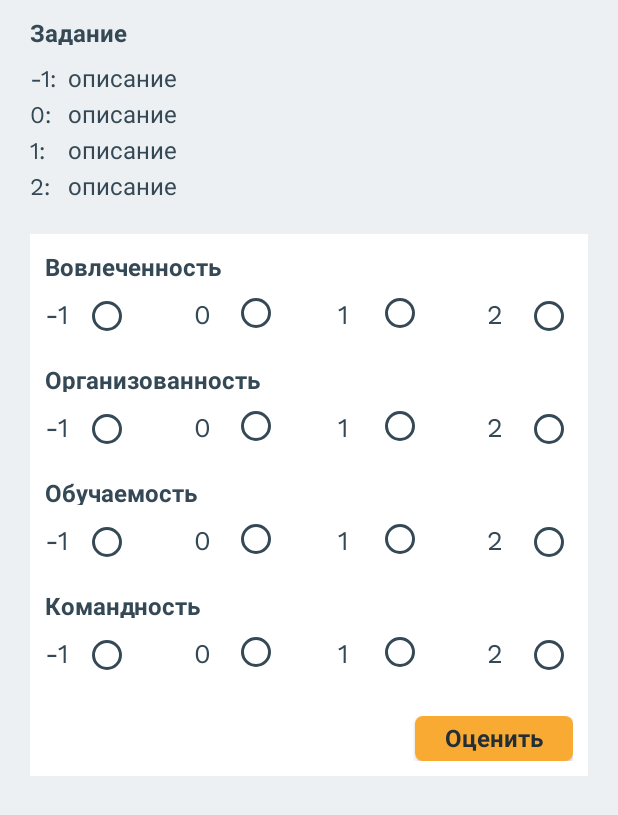
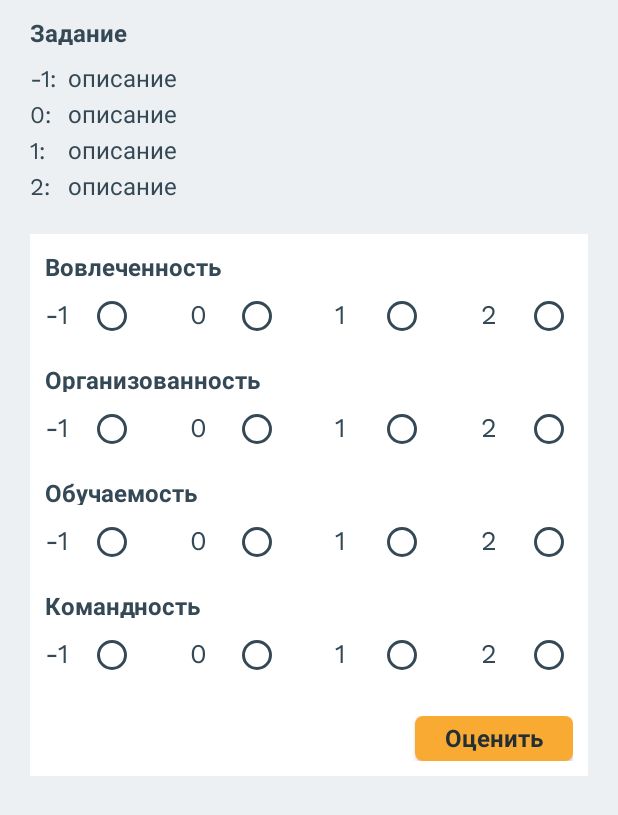
Before and after one commit to kn-n/traineeratingg, an Android app: the layout fragment_evaluate.xml on its own in the app's theme, with its tools: preview values and no code run, on a phone screen of 412 x 824 dp. Shown: the top 815 px of the screen. Run offline under Robolectric (Android 15) with nearby library versions, the phone set to English and light mode, and no system bars.

Commit message:
evaluate

```diff
--- /dev/null
+++ b/app/src/main/java/com/example/traineeratingg/EvaluateFragment.kt
@@ -0,0 +1,24 @@
+package com.example.traineeratingg
+
+import android.os.Bundle
+import android.view.LayoutInflater
+import android.view.View
+import android.view.ViewGroup
+import android.widget.TextView
+import androidx.fragment.app.Fragment
+
+class EvaluateFragment(val taskName: String): Fragment() {
+    override fun onCreateView(
+            inflater: LayoutInflater, container: ViewGroup?,
+            savedInstanceState: Bundle?
+    ): View? {
+        // Inflate the layout for this fragment
+        return inflater.inflate(R.layout.fragment_evaluate, container, false)
+    }
+
+    override fun onResume() {
+        super.onResume()
+        val task = view?.findViewById<TextView>(R.id.task)
+        task!!.text = taskName
+    }
+}
--- a/app/src/main/java/com/example/traineeratingg/UserAnalyticFragment.kt
+++ b/app/src/main/java/com/example/traineeratingg/UserAnalyticFragment.kt
@@ -71,6 +71,9 @@ class UserAnalyticFragment: Fragment() {
                                         val marks = it.getValue(String::class.java)
                                         if (marks.isNullOrEmpty()){
                                             holder.evaluate!!.visibility = View.VISIBLE
+                                            holder.evaluate.setOnClickListener {
+                                                replaceFragment(EvaluateFragment(tasks[position]))
+                                            }
                                         } else{
                                             holder.evaluate!!.visibility = View.GONE
                                             val listMarks = split(marks)
--- a/app/src/main/java/com/example/traineeratingg/Utilits.kt
+++ b/app/src/main/java/com/example/traineeratingg/Utilits.kt
@@ -2,6 +2,7 @@ package com.example.traineeratingg
 
 import android.content.Context
 import android.widget.Toast
+import androidx.fragment.app.Fragment
 
 fun makeToast(context: Context, arg: String) {
     Toast.makeText(context, arg, Toast.LENGTH_LONG).show()
@@ -10,3 +11,13 @@ fun makeToast(context: Context, arg: String) {
 fun split(string: String): List<String>{
     return string.split(' ')
 }
+
+fun Fragment.replaceFragment(fragment: Fragment) {
+    /* Функция расширения для Fragment, позволяет устанавливать фрагменты */
+    this.fragmentManager?.beginTransaction()
+            ?.addToBackStack(null)
+            ?.replace(
+                    R.id.frame,
+                    fragment
+            )?.commit()
+}
--- a/app/src/main/res/layout/fragment_evaluate.xml
+++ b/app/src/main/res/layout/fragment_evaluate.xml
@@ -162,11 +162,13 @@
                 android:orientation="horizontal"
                 android:layout_marginTop="10dp">
                 <RadioGroup
+                    android:id="@+id/group_param1"
                     android:layout_weight="1"
                     android:layout_width="wrap_content"
                     android:layout_height="25dp"
                     android:orientation="horizontal">
                     <TextView
+                        android:layout_weight="1"
                         android:layout_width="25dp"
                         android:layout_height="25dp"
                         android:fontFamily="@font/work_sans"
@@ -174,20 +176,14 @@
                         android:textColor="@color/blue"
                         android:textSize="18sp"/>
                     <RadioButton
+                        android:layout_weight="10"
                         android:theme="@style/MyCheckBox"
                         android:id="@+id/param1mark1"
                         android:layout_width="wrap_content"
                         android:layout_height="25dp"
                         android:checked="false"/>
-                </RadioGroup>
-                <RadioGroup
-                    android:layout_weight="1"
-                    android:layout_width="wrap_content"
-                    android:layout_height="25dp"
-                    android:gravity="center"
-                    android:layout_marginEnd="5dp"
-                    android:orientation="horizontal">
                     <TextView
+                        android:layout_weight="1"
                         android:layout_width="25dp"
                         android:layout_height="25dp"
                         android:fontFamily="@font/work_sans"
@@ -195,20 +191,14 @@
                         android:textColor="@color/blue"
                         android:textSize="18sp"/>
                     <RadioButton
+                        android:layout_weight="10"
                         android:theme="@style/MyCheckBox"
                         android:id="@+id/param1mark2"
                         android:layout_width="wrap_content"
                         android:layout_height="25dp"
                         android:checked="false"/>
-                </RadioGroup>
-                <RadioGroup
-                    android:layout_weight="1"
-                    android:layout_width="wrap_content"
-                    android:layout_height="25dp"
-                    android:gravity="center"
-                    android:layout_marginStart="5dp"
-                    android:orientation="horizontal">
                     <TextView
+                        android:layout_weight="1"
                         android:layout_width="25dp"
                         android:layout_height="25dp"
                         android:fontFamily="@font/work_sans"
@@ -216,19 +206,14 @@
                         android:textColor="@color/blue"
                         android:textSize="18sp"/>
                     <RadioButton
+                        android:layout_weight="10"
                         android:theme="@style/MyCheckBox"
                         android:id="@+id/param1mark3"
                         android:layout_width="wrap_content"
                         android:layout_height="25dp"
                         android:checked="false"/>
-                </RadioGroup>
-                <RadioGroup
-                    android:layout_weight="1"
-                    android:layout_width="wrap_content"
-                    android:layout_height="25dp"
-                    android:gravity="end"
-                    android:orientation="horizontal">
                     <TextView
+                        android:layout_weight="1"
                         android:layout_width="25dp"
                         android:layout_height="25dp"
                         android:fontFamily="@font/work_sans"
@@ -251,6 +236,7 @@
             android:layout_margin="10dp"
             android:orientation="vertical">
             <TextView
+                android:layout_weight="1"
                 android:layout_width="wrap_content"
                 android:layout_height="20dp"
                 android:fontFamily="@font/work_sans_bold"
@@ -264,11 +250,13 @@
                 android:orientation="horizontal"
                 android:layout_marginTop="10dp">
                 <RadioGroup
+                    android:id="@+id/group_param2"
                     android:layout_weight="1"
                     android:layout_width="wrap_content"
                     android:layout_height="25dp"
                     android:orientation="horizontal">
                     <TextView
+                        android:layout_weight="1"
                         android:layout_width="25dp"
                         android:layout_height="25dp"
                         android:fontFamily="@font/work_sans"
@@ -276,20 +264,14 @@
                         android:textColor="@color/blue"
                         android:textSize="18sp"/>
                     <RadioButton
+                        android:layout_weight="10"
                         android:theme="@style/MyCheckBox"
                         android:id="@+id/param2mark1"
                         android:layout_width="wrap_content"
                         android:layout_height="25dp"
                         android:checked="false"/>
-                </RadioGroup>
-                <RadioGroup
-                    android:layout_weight="1"
-                    android:layout_width="wrap_content"
-                    android:layout_height="25dp"
-                    android:gravity="center"
-                    android:layout_marginEnd="5dp"
-                    android:orientation="horizontal">
                     <TextView
+                        android:layout_weight="1"
                         android:layout_width="25dp"
                         android:layout_height="25dp"
                         android:fontFamily="@font/work_sans"
@@ -297,20 +279,14 @@
                         android:textColor="@color/blue"
                         android:textSize="18sp"/>
                     <RadioButton
+                        android:layout_weight="10"
                         android:theme="@style/MyCheckBox"
                         android:id="@+id/param2mark2"
                         android:layout_width="wrap_content"
                         android:layout_height="25dp"
                         android:checked="false"/>
-                </RadioGroup>
-                <RadioGroup
-                    android:layout_weight="1"
-                    android:layout_width="wrap_content"
-                    android:layout_height="25dp"
-                    android:gravity="center"
-                    android:layout_marginStart="5dp"
-                    android:orientation="horizontal">
                     <TextView
+                        android:layout_weight="1"
                         android:layout_width="25dp"
                         android:layout_height="25dp"
                         android:fontFamily="@font/work_sans"
@@ -318,19 +294,14 @@
                         android:textColor="@color/blue"
                         android:textSize="18sp"/>
                     <RadioButton
+                        android:layout_weight="10"
                         android:theme="@style/MyCheckBox"
                         android:id="@+id/param2mark3"
                         android:layout_width="wrap_content"
                         android:layout_height="25dp"
                         android:checked="false"/>
-                </RadioGroup>
-                <RadioGroup
-                    android:layout_weight="1"
-                    android:layout_width="wrap_content"
-                    android:layout_height="25dp"
-                    android:gravity="end"
-                    android:orientation="horizontal">
                     <TextView
+                        android:layout_weight="1"
                         android:layout_width="25dp"
                         android:layout_height="25dp"
                         android:fontFamily="@font/work_sans"
@@ -366,11 +337,13 @@
                 android:orientation="horizontal"
                 android:layout_marginTop="10dp">
                 <RadioGroup
+                    android:id="@+id/group_param3"
                     android:layout_weight="1"
                     android:layout_width="wrap_content"
                     android:layout_height="25dp"
                     android:orientation="horizontal">
                     <TextView
+                        android:layout_weight="1"
                         android:layout_width="25dp"
                         android:layout_height="25dp"
                         android:fontFamily="@font/work_sans"
@@ -378,20 +351,14 @@
                         android:textColor="@color/blue"
                         android:textSize="18sp"/>
                     <RadioButton
+                        android:layout_weight="10"
                         android:theme="@style/MyCheckBox"
                         android:id="@+id/param3mark1"
                         android:layout_width="wrap_content"
                         android:layout_height="25dp"
                         android:checked="false"/>
-                </RadioGroup>
-                <RadioGroup
-                    android:layout_weight="1"
-                    android:layout_width="wrap_content"
-                    android:layout_height="25dp"
-                    android:gravity="center"
-                    android:layout_marginEnd="5dp"
-                    android:orientation="horizontal">
                     <TextView
+                        android:layout_weight="1"
                         android:layout_width="25dp"
                         android:layout_height="25dp"
                         android:fontFamily="@font/work_sans"
@@ -399,20 +366,14 @@
                         android:textColor="@color/blue"
                         android:textSize="18sp"/>
                     <RadioButton
+                        android:layout_weight="10"
                         android:theme="@style/MyCheckBox"
                         android:id="@+id/param3mark2"
                         android:layout_width="wrap_content"
                         android:layout_height="25dp"
                         android:checked="false"/>
-                </RadioGroup>
-                <RadioGroup
-                    android:layout_weight="1"
-                    android:layout_width="wrap_content"
-                    android:layout_height="25dp"
-                    android:gravity="center"
-                    android:layout_marginStart="5dp"
-                    android:orientation="horizontal">
                     <TextView
+                        android:layout_weight="1"
                         android:layout_width="25dp"
                         android:layout_height="25dp"
                         android:fontFamily="@font/work_sans"
@@ -420,19 +381,14 @@
                         android:textColor="@color/blue"
                         android:textSize="18sp"/>
                     <RadioButton
+                        android:layout_weight="10"
                         android:theme="@style/MyCheckBox"
                         android:id="@+id/param3mark3"
                         android:layout_width="wrap_content"
                         android:layout_height="25dp"
                         android:checked="false"/>
-                </RadioGroup>
-                <RadioGroup
-                    android:layout_weight="1"
-                    android:layout_width="wrap_content"
-                    android:layout_height="25dp"
-                    android:gravity="end"
-                    android:orientation="horizontal">
                     <TextView
+                        android:layout_weight="1"
                         android:layout_width="25dp"
                         android:layout_height="25dp"
                         android:fontFamily="@font/work_sans"
@@ -468,11 +424,13 @@
                 android:orientation="horizontal"
                 android:layout_marginTop="10dp">
                 <RadioGroup
+                    android:id="@+id/group_param4"
                     android:layout_weight="1"
                     android:layout_width="wrap_content"
                     android:layout_height="25dp"
                     android:orientation="horizontal">
                     <TextView
+                        android:layout_weight="1"
                         android:layout_width="25dp"
                         android:layout_height="25dp"
                         android:fontFamily="@font/work_sans"
@@ -480,20 +438,14 @@
                         android:textColor="@color/blue"
                         android:textSize="18sp"/>
                     <RadioButton
+                        android:layout_weight="10"
                         android:theme="@style/MyCheckBox"
                         android:id="@+id/param4mark1"
                         android:layout_width="wrap_content"
                         android:layout_height="25dp"
                         android:checked="false"/>
-                </RadioGroup>
-                <RadioGroup
-                    android:layout_weight="1"
-                    android:layout_width="wrap_content"
-                    android:layout_height="25dp"
-                    android:gravity="center"
-                    android:layout_marginEnd="5dp"
-                    android:orientation="horizontal">
                     <TextView
+                        android:layout_weight="1"
                         android:layout_width="25dp"
                         android:layout_height="25dp"
                         android:fontFamily="@font/work_sans"
@@ -501,20 +453,14 @@
                         android:textColor="@color/blue"
                         android:textSize="18sp"/>
                     <RadioButton
+                        android:layout_weight="10"
                         android:theme="@style/MyCheckBox"
                         android:id="@+id/param4mark2"
                         android:layout_width="wrap_content"
                         android:layout_height="25dp"
                         android:checked="false"/>
-                </RadioGroup>
-                <RadioGroup
-                    android:layout_weight="1"
-                    android:layout_width="wrap_content"
-                    android:layout_height="25dp"
-                    android:gravity="center"
-                    android:layout_marginStart="5dp"
-                    android:orientation="horizontal">
                     <TextView
+                        android:layout_weight="1"
                         android:layout_width="25dp"
                         android:layout_height="25dp"
                         android:fontFamily="@font/work_sans"
@@ -522,19 +468,14 @@
                         android:textColor="@color/blue"
                         android:textSize="18sp"/>
                     <RadioButton
+                        android:layout_weight="10"
                         android:theme="@style/MyCheckBox"
                         android:id="@+id/param4mark3"
                         android:layout_width="wrap_content"
                         android:layout_height="25dp"
                         android:checked="false"/>
-                </RadioGroup>
-                <RadioGroup
-                    android:layout_weight="1"
-                    android:layout_width="wrap_content"
-                    android:layout_height="25dp"
-                    android:gravity="end"
-                    android:orientation="horizontal">
                     <TextView
+                        android:layout_weight="1"
                         android:layout_width="25dp"
                         android:layout_height="25dp"
                         android:fontFamily="@font/work_sans"
```
